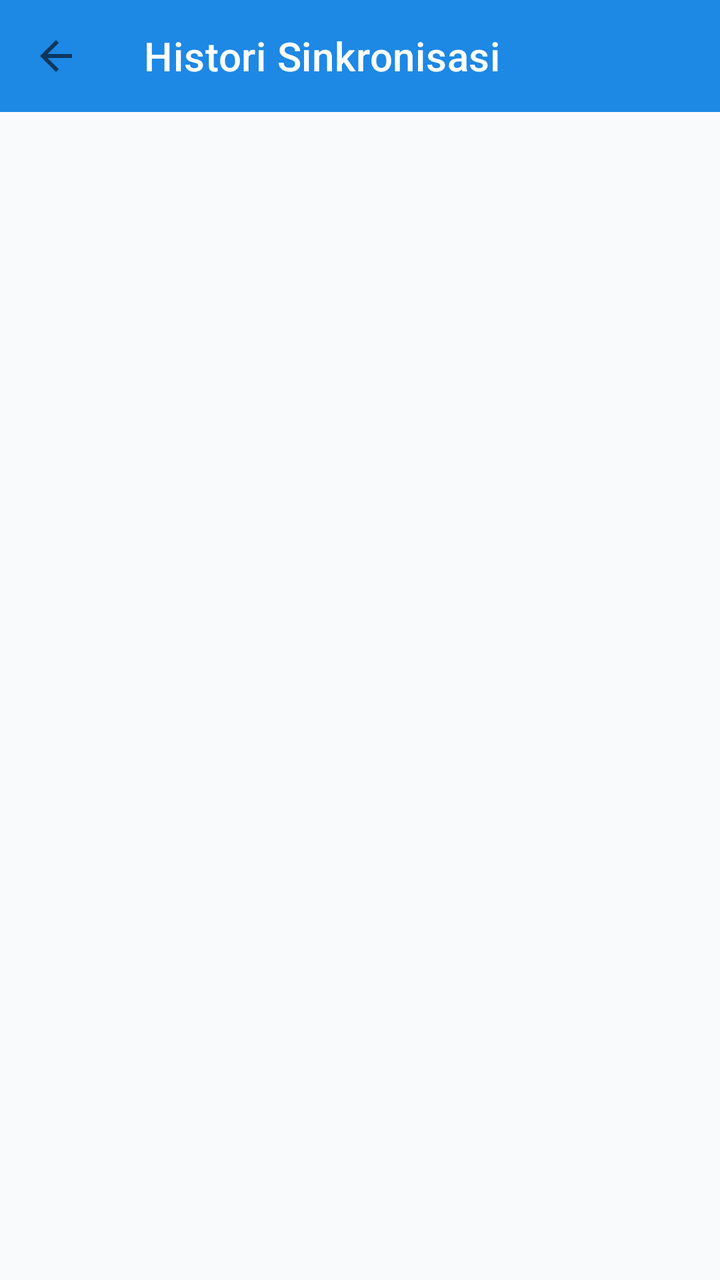
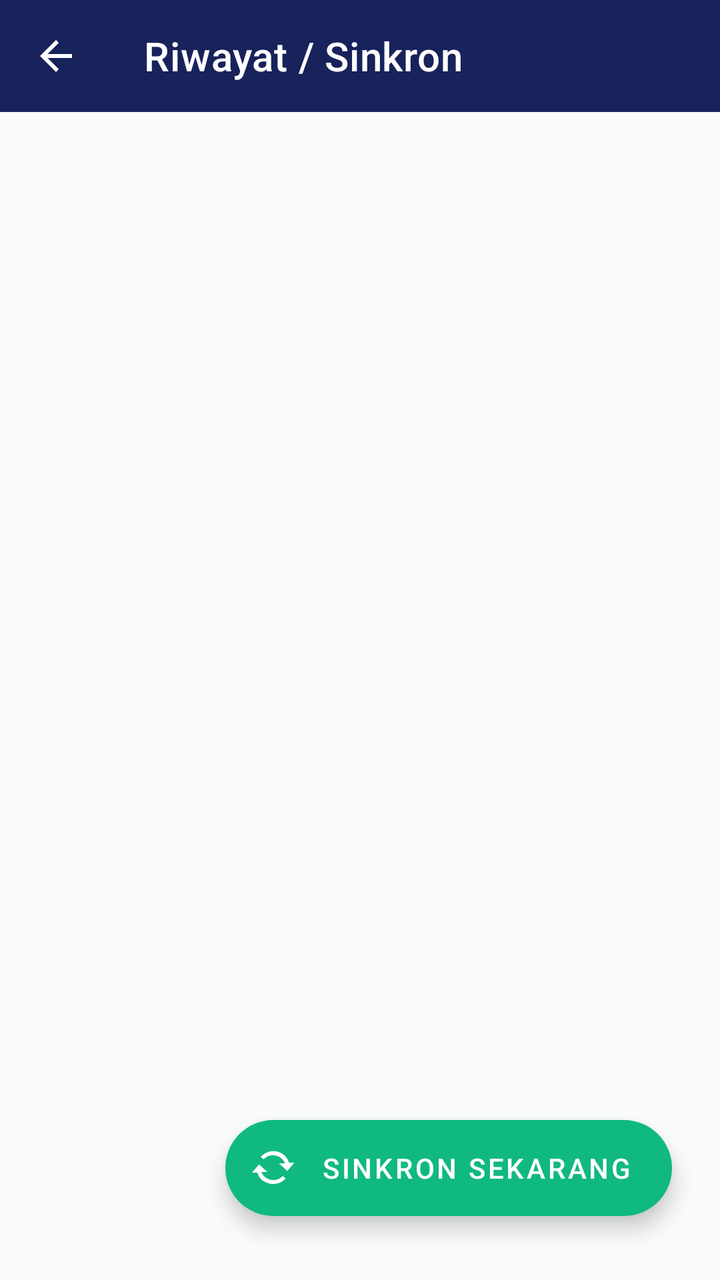

The first picture is an Android layout as it rendered before a commit; the second is the same layout after the commit. The layout source and the unified diff follow.
<!-- AndroidManifest.xml: application theme Theme.Exambro -->
<!-- res/layout/activity_sync_history.xml -->
<?xml version="1.0" encoding="utf-8"?>
<androidx.constraintlayout.widget.ConstraintLayout xmlns:android="http://schemas.android.com/apk/res/android"
    xmlns:app="http://schemas.android.com/apk/res-auto"
    xmlns:tools="http://schemas.android.com/tools"
    android:layout_width="match_parent"
    android:layout_height="match_parent"
    android:background="#F8FAFC">

    <com.google.android.material.appbar.AppBarLayout
        android:id="@+id/appBarLayout"
        android:layout_width="match_parent"
        android:layout_height="wrap_content"
        android:background="#1E88E5"
        app:layout_constraintTop_toTopOf="parent">

        <androidx.appcompat.widget.Toolbar
            android:id="@+id/toolbar"
            android:layout_width="match_parent"
            android:layout_height="?attr/actionBarSize"
            app:navigationIcon="?attr/homeAsUpIndicator"
            app:navigationIconTint="#FFFFFF"
            app:title="Histori Sinkronisasi"
            app:titleTextColor="#FFFFFF" />
    </com.google.android.material.appbar.AppBarLayout>

    <androidx.recyclerview.widget.RecyclerView
        android:id="@+id/rv_history"
        android:layout_width="match_parent"
        android:layout_height="0dp"
        android:paddingTop="8dp"
        android:clipToPadding="false"
        app:layout_constraintBottom_toBottomOf="parent"
        app:layout_constraintTop_toBottomOf="@id/appBarLayout"
        tools:listitem="@layout/item_offline_exam" />

    <TextView
        android:id="@+id/tv_empty_history"
        android:layout_width="wrap_content"
        android:layout_height="wrap_content"
        android:text="Belum ada data yang diunduh."
        android:textColor="#64748B"
        android:visibility="gone"
        app:layout_constraintBottom_toBottomOf="parent"
        app:layout_constraintEnd_toEndOf="parent"
        app:layout_constraintStart_toStartOf="parent"
        app:layout_constraintTop_toBottomOf="@id/appBarLayout" />

</androidx.constraintlayout.widget.ConstraintLayout>
<!-- res/layout/item_offline_exam.xml (included above) -->
<?xml version="1.0" encoding="utf-8"?>
<com.google.android.material.card.MaterialCardView xmlns:android="http://schemas.android.com/apk/res/android"
    xmlns:app="http://schemas.android.com/apk/res-auto"
    android:layout_width="match_parent"
    android:layout_height="wrap_content"
    android:layout_marginHorizontal="16dp"
    android:layout_marginVertical="8dp"
    app:cardCornerRadius="16dp"
    app:cardElevation="4dp"
    app:strokeWidth="1dp"
    app:strokeColor="#E2E8F0">

    <LinearLayout
        android:layout_width="match_parent"
        android:layout_height="wrap_content"
        android:orientation="vertical"
        android:padding="16dp">

        <RelativeLayout
            android:layout_width="match_parent"
            android:layout_height="wrap_content">

            <TextView
                android:id="@+id/tv_exam_name"
                android:layout_width="wrap_content"
                android:layout_height="wrap_content"
                android:layout_alignParentStart="true"
                android:layout_toStartOf="@id/tv_status_badge"
                android:fontFamily="sans-serif-black"
                android:text="Matematika"
                android:textColor="#1E293B"
                android:textSize="18sp" />

            <TextView
                android:id="@+id/tv_status_badge"
                android:layout_width="wrap_content"
                android:layout_height="wrap_content"
                android:layout_alignParentEnd="true"
                android:background="@drawable/badge_bg_blue"
                android:paddingHorizontal="8dp"
                android:paddingVertical="4dp"
                android:text="TERSEDIA"
                android:textColor="#FFFFFF"
                android:textSize="10sp"
                android:textStyle="bold" />
        </RelativeLayout>

        <View
            android:layout_width="match_parent"
            android:layout_height="1dp"
            android:layout_marginVertical="12dp"
            android:background="#F1F5F9" />

        <LinearLayout
            android:layout_width="match_parent"
            android:layout_height="wrap_content"
            android:orientation="horizontal"
            android:gravity="center_vertical">

            <ImageView
                android:layout_width="16dp"
                android:layout_height="16dp"
                android:src="@android:drawable/ic_menu_my_calendar"
                app:tint="#64748B" />

            <TextView
                android:id="@+id/tv_exam_date"
                android:layout_width="wrap_content"
                android:layout_height="wrap_content"
                android:layout_marginStart="8dp"
                android:text="2025-05-20"
                android:textColor="#64748B"
                android:textSize="13sp" />

            <ImageView
                android:layout_width="16dp"
                android:layout_height="16dp"
                android:layout_marginStart="16dp"
                android:src="@android:drawable/ic_menu_recent_history"
                app:tint="#64748B" />

            <TextView
                android:id="@+id/tv_exam_time"
                android:layout_width="wrap_content"
                android:layout_height="wrap_content"
                android:layout_marginStart="8dp"
                android:text="08:00 - 10:00"
                android:textColor="#64748B"
                android:textSize="13sp" />
        </LinearLayout>

        
        <TextView
            android:id="@+id/tv_last_sync"
            android:layout_width="wrap_content"
            android:layout_height="wrap_content"
            android:layout_marginTop="6dp"
            android:text="Terakhir sinkron: -"
            android:textColor="#94A3B8"
            android:textSize="11sp" />

        <LinearLayout
            android:layout_width="match_parent"
            android:layout_height="wrap_content"
            android:orientation="horizontal"
            android:layout_marginTop="8dp"
            android:gravity="center_vertical">

            <LinearLayout
                android:layout_width="0dp"
                android:layout_height="wrap_content"
                android:layout_weight="1"
                android:orientation="vertical">
                
                <TextView
                    android:id="@+id/tv_exam_progress"
                    android:layout_width="wrap_content"
                    android:layout_height="wrap_content"
                    android:text="Progres: 0 soal dijawab"
                    android:textColor="#1E88E5"
                    android:textSize="12sp"
                    android:textStyle="bold" />

                <LinearLayout
                    android:layout_width="wrap_content"
                    android:layout_height="wrap_content"
                    android:orientation="horizontal"
                    android:gravity="center_vertical"
                    android:layout_marginTop="4dp">

                    <ImageView
                        android:id="@+id/iv_sync_status"
                        android:layout_width="16dp"
                        android:layout_height="16dp"
                        android:layout_marginEnd="6dp"
                        android:src="@android:drawable/stat_sys_upload_done"
                        android:visibility="gone"
                        app:tint="#4CAF50"
                        android:importantForAccessibility="no" />

                    <TextView
                        android:id="@+id/tv_submission_status"
                        android:layout_width="wrap_content"
                        android:layout_height="wrap_content"
                        android:text="🟡 Menunggu Kirim"
                        android:textColor="#F59E0B"
                        android:textSize="11sp"
                        android:textStyle="bold" />
                </LinearLayout>
            </LinearLayout>
        </LinearLayout>

        <com.google.android.material.button.MaterialButton
            android:id="@+id/btn_start_exam"
            style="@style/Widget.MaterialComponents.Button.UnelevatedButton"
            android:layout_width="match_parent"
            android:layout_height="wrap_content"
            android:layout_marginTop="12dp"
            android:text="Mulai Ujian"
            android:textAllCaps="false"
            app:cornerRadius="12dp"
            android:visibility="visible" />

        <com.google.android.material.button.MaterialButton
            android:id="@+id/btn_send_answers"
            style="@style/Widget.MaterialComponents.Button.UnelevatedButton"
            android:layout_width="match_parent"
            android:layout_height="wrap_content"
            android:layout_marginTop="12dp"
            android:text="Kirim Jawaban"
            android:textAllCaps="false"
            app:cornerRadius="12dp"
            android:visibility="gone"
            app:backgroundTint="#1E88E5" />

    </LinearLayout>
</com.google.android.material.card.MaterialCardView>
<!-- resources referenced by this layout -->
<resources>
  <!-- drawable badge_bg_blue (drawable) -->
  <?xml version="1.0" encoding="utf-8"?>
  <shape xmlns:android="http://schemas.android.com/apk/res/android">
      <solid android:color="#3B82F6" />
      <corners android:radius="4dp" />
  </shape>
  <style name="Theme.Exambro" parent="Theme.MaterialComponents.DayNight.NoActionBar">
          <item name="colorPrimary">@color/navy</item>
          <item name="colorPrimaryDark">@color/navy</item>
          <item name="colorAccent">@color/teal_200</item>
      </style>
  <color name="navy">#18225B</color>
  <color name="teal_200">#03DAC5</color>
</resources>

<!-- the commit's change to res/layout/activity_sync_history.xml (unified diff, before → after) -->
@@ -1,51 +1,97 @@
 <?xml version="1.0" encoding="utf-8"?>
-<androidx.constraintlayout.widget.ConstraintLayout xmlns:android="http://schemas.android.com/apk/res/android"
+<androidx.coordinatorlayout.widget.CoordinatorLayout xmlns:android="http://schemas.android.com/apk/res/android"
     xmlns:app="http://schemas.android.com/apk/res-auto"
     xmlns:tools="http://schemas.android.com/tools"
     android:layout_width="match_parent"
     android:layout_height="match_parent"
-    android:background="#F8FAFC">
+    android:background="#F8FAFC"
+    android:fitsSystemWindows="true">
 
     <com.google.android.material.appbar.AppBarLayout
-        android:id="@+id/appBarLayout"
         android:layout_width="match_parent"
         android:layout_height="wrap_content"
-        android:background="#1E88E5"
-        app:layout_constraintTop_toTopOf="parent">
+        android:theme="@style/ThemeOverlay.MaterialComponents.Dark.ActionBar"
+        app:elevation="0dp">
 
         <androidx.appcompat.widget.Toolbar
             android:id="@+id/toolbar"
             android:layout_width="match_parent"
             android:layout_height="?attr/actionBarSize"
+            android:background="@color/navy"
             app:navigationIcon="?attr/homeAsUpIndicator"
             app:navigationIconTint="#FFFFFF"
-            app:title="Histori Sinkronisasi"
+            app:title="Riwayat / Sinkron"
             app:titleTextColor="#FFFFFF" />
+
+        
+        <com.google.android.material.card.MaterialCardView
+            android:id="@+id/card_sync_status"
+            android:layout_width="match_parent"
+            android:layout_height="wrap_content"
+            android:layout_margin="12dp"
+            android:visibility="gone"
+            app:cardCornerRadius="8dp"
+            app:cardElevation="2dp">
+            <LinearLayout
+                android:layout_width="match_parent"
+                android:layout_height="wrap_content"
+                android:orientation="vertical"
+                android:padding="16dp">
+                <TextView
+                    android:id="@+id/tv_sync_label"
+                    android:layout_width="wrap_content"
+                    android:layout_height="wrap_content"
+                    android:text="Sedang Sinkron..."
+                    android:textStyle="bold"
+                    android:textColor="@color/navy"/>
+                <ProgressBar
+                    android:id="@+id/pb_sync"
+                    style="@android:style/Widget.Material.ProgressBar.Horizontal"
+                    android:layout_width="match_parent"
+                    android:layout_height="wrap_content"
+                    android:layout_marginTop="8dp"
+                    android:indeterminate="true"/>
+            </LinearLayout>
+        </com.google.android.material.card.MaterialCardView>
     </com.google.android.material.appbar.AppBarLayout>
 
+    
     <androidx.recyclerview.widget.RecyclerView
         android:id="@+id/rv_history"
         android:layout_width="match_parent"
-        android:layout_height="0dp"
+        android:layout_height="match_parent"
+        android:clipToPadding="false"
         android:paddingTop="8dp"
-        android:clipToPadding="false"
-        app:layout_constraintBottom_toBottomOf="parent"
-        app:layout_constraintTop_toBottomOf="@id/appBarLayout"
+        android:paddingBottom="100dp"
+        app:layout_behavior="@string/appbar_scrolling_view_behavior"
         tools:listitem="@layout/item_offline_exam" />
 
     <TextView
         android:id="@+id/tv_empty_history"
         android:layout_width="wrap_content"
         android:layout_height="wrap_content"
-        android:text="Belum ada data yang diunduh."
+        android:layout_gravity="center"
+        android:text="Belum ada data ujian."
         android:textColor="#64748B"
-        android:visibility="gone"
-        app:layout_constraintBottom_toBottomOf="parent"
-        app:layout_constraintEnd_toEndOf="parent"
-        app:layout_constraintStart_toStartOf="parent"
-        app:layout_constraintTop_toBottomOf="@id/appBarLayout" />
-
-</androidx.constraintlayout.widget.ConstraintLayout>
+        android:visibility="gone" />
+
+    
+    <com.google.android.material.floatingactionbutton.ExtendedFloatingActionButton
+        android:id="@+id/fab_start_sync"
+        android:layout_width="wrap_content"
+        android:layout_height="wrap_content"
+        android:layout_gravity="bottom|end"
+        android:layout_marginEnd="24dp"
+        android:layout_marginBottom="32dp"
+        android:text="Sinkron Sekarang"
+        android:textColor="#FFFFFF"
+        app:icon="@android:drawable/stat_notify_sync"
+        app:iconTint="#FFFFFF"
+        app:backgroundTint="#10B981"
+        app:elevation="6dp"
+        app:pressedTranslationZ="12dp" />
+
+</androidx.coordinatorlayout.widget.CoordinatorLayout>
 <!-- res/layout/item_offline_exam.xml (included above) -->
 <?xml version="1.0" encoding="utf-8"?>
 <com.google.android.material.card.MaterialCardView xmlns:android="http://schemas.android.com/apk/res/android"
<!-- resource entries referenced after the edit -->
@@ -1,5 +1,6 @@
 <!-- resources referenced by this layout -->
 <resources>
+  <color name="navy">#18225B</color>
   <!-- drawable badge_bg_blue (drawable) -->
   <?xml version="1.0" encoding="utf-8"?>
   <shape xmlns:android="http://schemas.android.com/apk/res/android">
@@ -11,7 +12,6 @@
           <item name="colorPrimaryDark">@color/navy</item>
           <item name="colorAccent">@color/teal_200</item>
       </style>
-  <color name="navy">#18225B</color>
   <color name="teal_200">#03DAC5</color>
 </resources>
 
